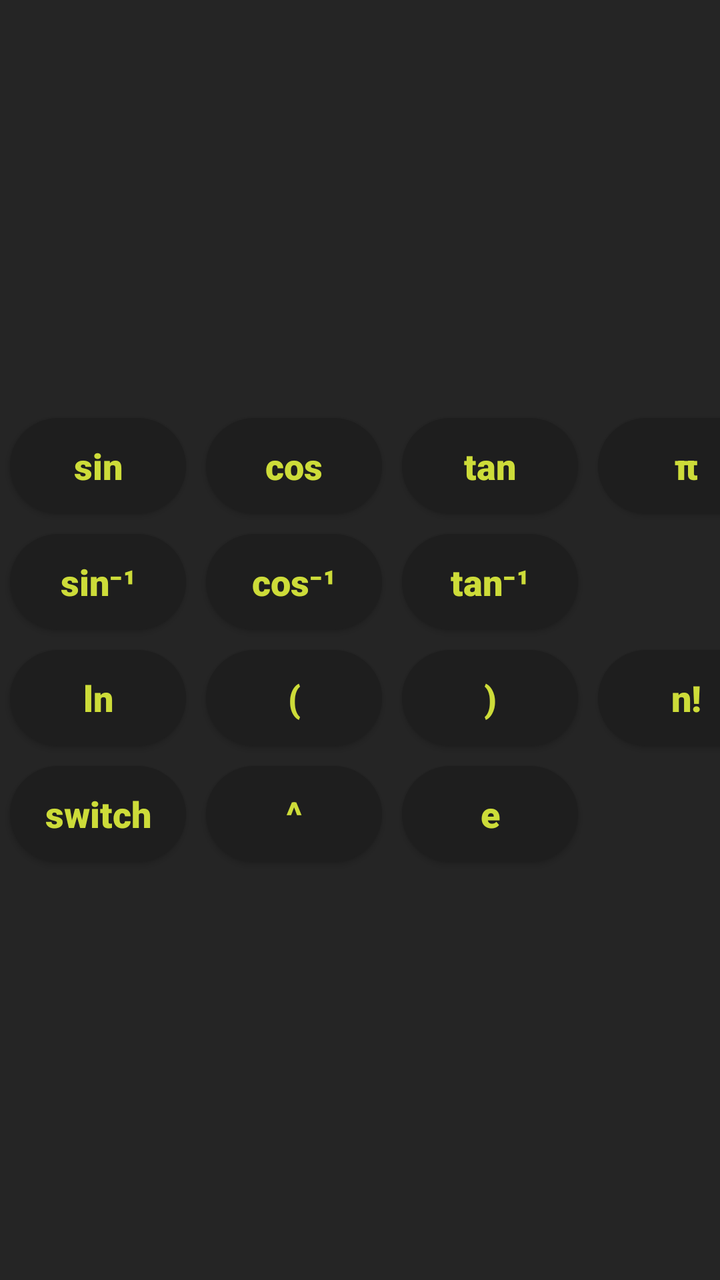
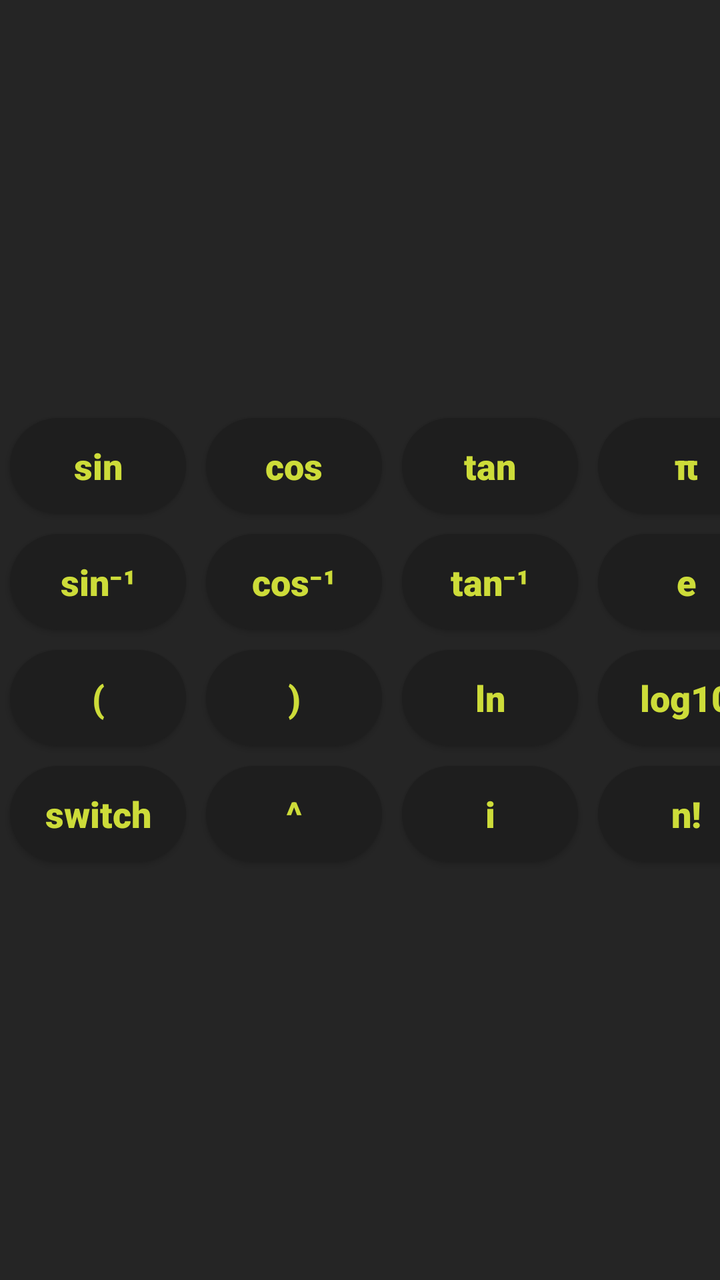

Two renders of the same Android screen: before a commit and after it. Below are the layout's source before the change and the commit's diff.
<!-- AndroidManifest.xml: application theme Theme.PhysicsMate -->
<!-- res/layout/custom_keyboard2.xml -->
<?xml version="1.0" encoding="utf-8"?>
<LinearLayout xmlns:android="http://schemas.android.com/apk/res/android" android:layout_width="match_parent"
              android:layout_height="wrap_content"
              android:layout_gravity="bottom|center"
              android:gravity="center"
              android:background="@color/darker_grey">

    <GridLayout
            android:layout_width="wrap_content"
            android:layout_height="wrap_content">

        <androidx.appcompat.widget.AppCompatButton
                android:id="@+id/button_sin"
                style="@style/custom_button_enabled_keyboard"
                android:text="sin"
                android:fontFamily="sans-serif-black"
                android:layout_row="0"
                android:layout_column="0"/>

        <androidx.appcompat.widget.AppCompatButton
                android:id="@+id/button_cos"
                style="@style/custom_button_enabled_keyboard"
                android:text="cos"
                android:fontFamily="sans-serif-black"
                android:layout_row="0"
                android:layout_column="1"/>

        <androidx.appcompat.widget.AppCompatButton
                android:id="@+id/button_tan"
                style="@style/custom_button_enabled_keyboard"
                android:text="tan"
                android:fontFamily="sans-serif-black"
                android:layout_row="0"
                android:layout_column="2"/>

        <androidx.appcompat.widget.AppCompatButton
                android:id="@+id/button_arcsin"
                style="@style/custom_button_enabled_keyboard"
                android:text="sin⁻¹"
                android:fontFamily="sans-serif-black"
                android:layout_row="1"
                android:layout_column="0"/>

        <androidx.appcompat.widget.AppCompatButton
                android:id="@+id/button_arccos"
                style="@style/custom_button_enabled_keyboard"
                android:text="cos⁻¹"
                android:fontFamily="sans-serif-black"
                android:layout_row="1"
                android:layout_column="1"/>

        <androidx.appcompat.widget.AppCompatButton
                android:id="@+id/button_arctan"
                style="@style/custom_button_enabled_keyboard"
                android:text="tan⁻¹"
                android:fontFamily="sans-serif-black"
                android:layout_row="1"
                android:layout_column="2"/>

        <androidx.appcompat.widget.AppCompatButton
            android:id="@+id/button_factorial"
            style="@style/custom_button_enabled_keyboard"
            android:text="n!"
            android:fontFamily="sans-serif-black"
            android:layout_row="2"
            android:layout_column="3"/>

        <androidx.appcompat.widget.AppCompatButton
                android:id="@+id/button_log"
                style="@style/custom_button_enabled_keyboard"
                android:text="ln"
                android:fontFamily="sans-serif-black"
                android:layout_row="2"
                android:layout_column="0"/>

        <androidx.appcompat.widget.AppCompatButton
            android:id="@+id/button_left_bracket"
            style="@style/custom_button_enabled_keyboard"
            android:text="("
            android:fontFamily="sans-serif-black"
            android:layout_row="2"
            android:layout_column="1"/>

        <androidx.appcompat.widget.AppCompatButton
            android:id="@+id/button_right_bracket"
            style="@style/custom_button_enabled_keyboard"
            android:text=")"
            android:fontFamily="sans-serif-black"
            android:layout_row="2"
            android:layout_column="2"/>

        <androidx.appcompat.widget.AppCompatButton
                android:id="@+id/button_pi"
                style="@style/custom_button_enabled_keyboard"
                android:text="π"
                android:fontFamily="sans-serif-black"
                android:layout_row="0"
                android:layout_column="3"/>

        <androidx.appcompat.widget.AppCompatButton
                android:id="@+id/button_e"
                style="@style/custom_button_enabled_keyboard"
                android:text="e"
                android:fontFamily="sans-serif-black"
                android:layout_row="3"
                android:layout_column="2"/>

        <androidx.appcompat.widget.AppCompatButton
                android:id="@+id/button_switch"
                style="@style/custom_button_enabled_keyboard"
                android:text="switch"
                android:fontFamily="sans-serif-black"
                android:layout_row="3"
                android:layout_column="0"/>

        <androidx.appcompat.widget.AppCompatButton
                android:id="@+id/button_power"
                style="@style/custom_button_enabled_keyboard"
                android:text="^"
                android:fontFamily="sans-serif-black"
                android:layout_row="3"
                android:layout_column="1"/>


    </GridLayout>
</LinearLayout>
<!-- resources referenced by this layout -->
<resources>
  <color name="darker_grey">#252525</color>
  <!-- drawable black_glass_btn (drawable) -->
  <selector xmlns:android="http://schemas.android.com/apk/res/android">
      <item android:state_pressed="true">
          <shape android:shape="rectangle">
              <solid android:color="#191919"/> 
              <corners android:radius="25dp"/>
          </shape>
      </item>
  
      <item android:state_pressed="false">
          <shape>
              <size android:height="25dp"/>
              <solid android:color="#1E1E1E"/> 
              <corners android:radius="25dp"/>
          </shape>
      </item>
  </selector>
  <color name="yellow_num_answer">#CDDC39</color>
  <color name="colorPrimary">#3F51B5</color>
  <color name="colorPrimaryVariant">#303F9F</color>
  <color name="white_color_on_primary">#FFFFFF</color>
  <color name="grey_disable">#AEAEAE</color>
  <!-- drawable empty (drawable) -->
  <?xml version="1.0" encoding="utf-8"?>
  <selector xmlns:android="http://schemas.android.com/apk/res/android">
      <item>
          <shape android:shape="rectangle">
              <solid android:color="@color/app_bg" />
              <stroke android:width="2.5dp" android:color="@color/app_bg" />
              <corners android:radius="25dp" />
          </shape>
      </item>
  </selector>
  <color name="app_bg">#282b2d</color>
  <color name="colorOnSecondary">#FF000000</color>
  <style name="custom_checkBox" parent="Widget.AppCompat.CompoundButton.CheckBox">
          <item name="android:layout_width">wrap_content</item>
          <item name="android:layout_height">wrap_content</item>
          <item name="android:layout_marginTop">15dp</item>
          <item name="android:layout_marginEnd">15dp</item>
          <item name="android:layout_marginBottom">15dp</item>
          <item name="android:fontFamily">@font/sans_bold</item>
          <item name="android:gravity">center</item>
          <item name="android:text">acceleration "a"</item>
          <item name="android:textAllCaps">true</item>
          <item name="android:textColor">@color/yellow_num_answer</item>
          <item name="android:textSize">15sp</item>
          <item name="buttonTint">@color/yellow_num_answer</item>
      </style>
  <style name="CustomActivityAnimation" parent="@android:style/Animation.Activity">
          <item name="android:activityOpenEnterAnimation">@anim/slide_in_right</item>
          <item name="android:activityOpenExitAnimation">@anim/slide_out_left</item>
          <item name="android:activityCloseEnterAnimation">@anim/slide_in_left</item>
          <item name="android:activityCloseExitAnimation">@anim/slide_out_right</item>
      </style>
  <!-- drawable dynamic_text (drawable) -->
  <?xml version="1.0" encoding="utf-8"?>
  <selector xmlns:android="http://schemas.android.com/apk/res/android">
  
      <item android:state_pressed="true" android:color="@color/yellow_num_answer" android:fontFamily="@font/sans_bold"/>
      <item android:state_pressed="false" android:color="@color/app_bg" android:fontFamily="@font/sans_bold"/>
      <item android:state_enabled="false" android:color="@color/grey_disable" android:fontFamily="@font/sans_bold"/>
      <item android:fontFamily="@font/sans_bold" />
  </selector>
  <color name="text_question">#D1B093</color>
  <color name="text_hint">#A3A3A3</color>
  <!-- unchanged entries left out for length: 6 -->
</resources>

<!-- the commit's change to res/layout/custom_keyboard2.xml (unified diff, before → after) -->
@@ -62,16 +62,26 @@
             style="@style/custom_button_enabled_keyboard"
             android:text="n!"
             android:fontFamily="sans-serif-black"
-            android:layout_row="2"
+            android:layout_row="3"
             android:layout_column="3"/>
+
+        <androidx.appcompat.widget.AppCompatButton
+                android:id="@+id/button_ln"
+                style="@style/custom_button_enabled_keyboard"
+                android:text="ln"
+                android:fontFamily="sans-serif-black"
+                android:layout_row="2"
+                android:layout_column="2"/>
 
         <androidx.appcompat.widget.AppCompatButton
                 android:id="@+id/button_log"
                 style="@style/custom_button_enabled_keyboard"
-                android:text="ln"
+                android:text="log10"
                 android:fontFamily="sans-serif-black"
                 android:layout_row="2"
-                android:layout_column="0"/>
+                android:layout_column="3"/>
+
+
 
         <androidx.appcompat.widget.AppCompatButton
             android:id="@+id/button_left_bracket"
@@ -79,7 +89,7 @@
             android:text="("
             android:fontFamily="sans-serif-black"
             android:layout_row="2"
-            android:layout_column="1"/>
+            android:layout_column="0"/>
 
         <androidx.appcompat.widget.AppCompatButton
             android:id="@+id/button_right_bracket"
@@ -87,7 +97,7 @@
             android:text=")"
             android:fontFamily="sans-serif-black"
             android:layout_row="2"
-            android:layout_column="2"/>
+            android:layout_column="1"/>
 
         <androidx.appcompat.widget.AppCompatButton
                 android:id="@+id/button_pi"
@@ -102,8 +112,8 @@
                 style="@style/custom_button_enabled_keyboard"
                 android:text="e"
                 android:fontFamily="sans-serif-black"
-                android:layout_row="3"
-                android:layout_column="2"/>
+                android:layout_row="1"
+                android:layout_column="3"/>
 
         <androidx.appcompat.widget.AppCompatButton
                 android:id="@+id/button_switch"
@@ -121,6 +131,14 @@
                 android:layout_row="3"
                 android:layout_column="1"/>
 
+        <androidx.appcompat.widget.AppCompatButton
+                android:id="@+id/button_i"
+                style="@style/custom_button_enabled_keyboard"
+                android:text="i"
+                android:fontFamily="sans-serif-black"
+                android:layout_row="3"
+                android:layout_column="2"/>
+
 
     </GridLayout>
 </LinearLayout>
